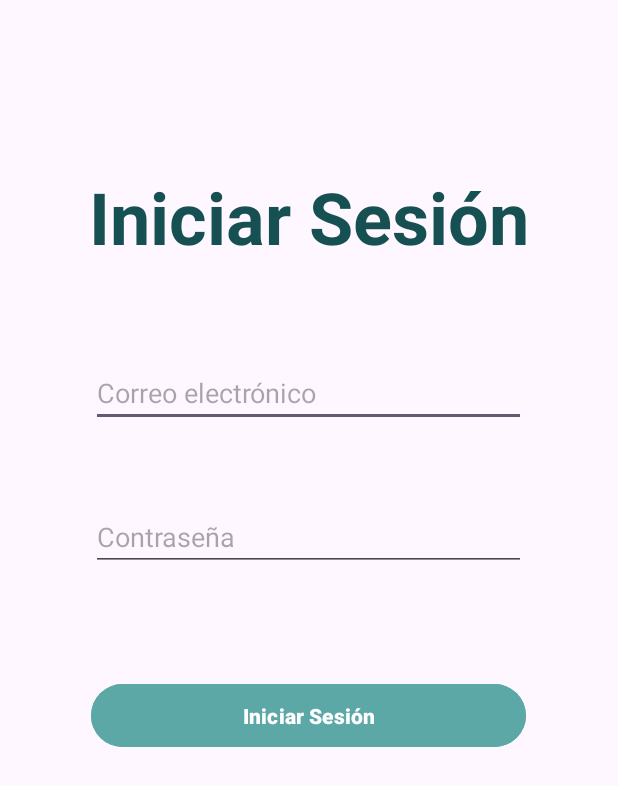
After one commit to TheLexa69/MiVet, an Android app: the LoginActivity screen opened directly, with no data from a screen before it, on a phone screen of 412 x 824 dp. The commit adds this screen. Shown: the top 786 px of the screen. Run offline under Robolectric (Android 15) with nearby library versions, the phone set to English and light mode, and no system bars.

Commit message:
feat(): login, helper, activity
* Añadidas funcionalidades de login.
* Creada la clase UIHelper que enseña una alerta, la añadi para que fuera completamente personalizable (en qué activity, titulo, mensaje y color).
* Color: red

```diff
--- a/app/src/main/AndroidManifest.xml
+++ b/app/src/main/AndroidManifest.xml
@@ -14,6 +14,12 @@
         android:supportsRtl="true"
         android:theme="@style/Theme.MiVet"
         tools:targetApi="31">
+        <activity
+            android:name=".auth.LoginActivity"
+            android:exported="false" />
+        <activity
+            android:name=".auth.LoginAcitivity"
+            android:exported="false" />
         <activity
             android:name=".Usuario.UsuarioMenuActivity"
             android:exported="false" />
--- /dev/null
+++ b/app/src/main/res/layout/activity_login.xml
@@ -0,0 +1,70 @@
+<?xml version="1.0" encoding="utf-8"?>
+<androidx.constraintlayout.widget.ConstraintLayout xmlns:android="http://schemas.android.com/apk/res/android"
+    xmlns:app="http://schemas.android.com/apk/res-auto"
+    xmlns:tools="http://schemas.android.com/tools"
+    android:id="@+id/main"
+    android:layout_width="match_parent"
+    android:layout_height="match_parent"
+    tools:context=".auth.LoginActivity">
+
+    <androidx.constraintlayout.widget.ConstraintLayout
+        android:layout_width="match_parent"
+        android:layout_height="match_parent"
+        tools:layout_editor_absoluteX="0dp"
+        tools:layout_editor_absoluteY="-16dp">
+
+        <TextView
+            android:id="@+id/textView9"
+            android:layout_width="wrap_content"
+            android:layout_height="wrap_content"
+            android:layout_marginTop="112dp"
+            android:text="Iniciar Sesión"
+            android:textColor="@color/clr_font"
+            android:textSize="48sp"
+            android:textStyle="bold"
+            app:layout_constraintEnd_toEndOf="parent"
+            app:layout_constraintHorizontal_bias="0.498"
+            app:layout_constraintStart_toStartOf="parent"
+            app:layout_constraintTop_toTopOf="parent" />
+
+        <EditText
+            android:id="@+id/etEmailLogin"
+            android:layout_width="290dp"
+            android:layout_height="40dp"
+            android:layout_marginTop="68dp"
+            android:ems="10"
+            android:hint="Correo electrónico"
+            android:inputType="textEmailAddress"
+            app:layout_constraintEnd_toEndOf="parent"
+            app:layout_constraintHorizontal_bias="0.495"
+            app:layout_constraintStart_toStartOf="parent"
+            app:layout_constraintTop_toBottomOf="@+id/textView9" />
+
+        <EditText
+            android:id="@+id/etPasswordLogin"
+            android:layout_width="290dp"
+            android:layout_height="40dp"
+            android:layout_marginTop="56dp"
+            android:ems="10"
+            android:hint="Contraseña"
+            android:inputType="textPassword"
+            app:layout_constraintEnd_toEndOf="parent"
+            app:layout_constraintHorizontal_bias="0.497"
+            app:layout_constraintStart_toStartOf="parent"
+            app:layout_constraintTop_toBottomOf="@+id/etEmailLogin" />
+
+        <Button
+            android:id="@+id/btnIniciarSesion"
+            android:layout_width="290dp"
+            android:layout_height="50dp"
+            android:backgroundTint="@color/btn_principal"
+            android:text="Iniciar Sesión"
+            android:textStyle="bold"
+            app:layout_constraintBottom_toBottomOf="parent"
+            app:layout_constraintEnd_toEndOf="parent"
+            app:layout_constraintHorizontal_bias="0.498"
+            app:layout_constraintStart_toStartOf="parent"
+            app:layout_constraintTop_toBottomOf="@+id/etPasswordLogin"
+            app:layout_constraintVertical_bias="0.181" />
+    </androidx.constraintlayout.widget.ConstraintLayout>
+</androidx.constraintlayout.widget.ConstraintLayout>
--- a/app/src/main/res/layout/activity_usuario_menu.xml
+++ b/app/src/main/res/layout/activity_usuario_menu.xml
@@ -54,6 +54,7 @@
         <include android:id="@+id/card3" layout="@layout/item_user_card" />
         <include android:id="@+id/card4" layout="@layout/item_user_card" />
         <include android:id="@+id/card5" layout="@layout/item_user_card" />
+        <include android:id="@+id/card6" layout="@layout/item_user_card" />
         <include android:id="@+id/cardLogout" layout="@layout/item_user_card" />
         <!-- Agrega más tarjetas según sea necesario -->
 
--- a/app/src/main/res/values/colors.xml
+++ b/app/src/main/res/values/colors.xml
@@ -12,6 +12,7 @@
     <color name="bg_principal">#EEFAF7</color>
     <color name="btn_principal">#5BA8A7</color>
     <color name="clr_font">#175052</color>
+    <color name="error_red">#FD5757</color>
 
 
     <color name="verde_calmante">#A8D5BA</color>
```
Also changed, not shown: app/src/main/java/com/mivet/veterinaria/Usuario/UsuarioMenuActivity.java (+8 -1 lines), app/src/main/java/com/mivet/veterinaria/auth/AuthActivity.java (+8 -1 lines), app/src/main/java/com/mivet/veterinaria/auth/LoginActivity.java (added, +128 -0 lines), app/src/main/java/com/mivet/veterinaria/helpers/UIHelper.java (added, +23 -0 lines).
